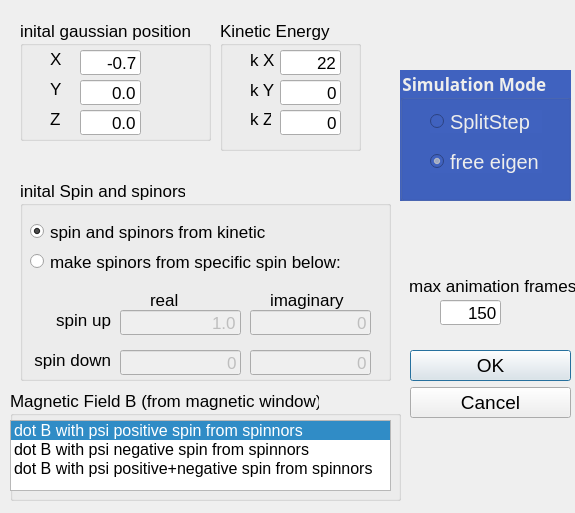
Above: dlgdirac.ui from jesusmontera/DiracMagnetic before the change. Below: the same form after it.
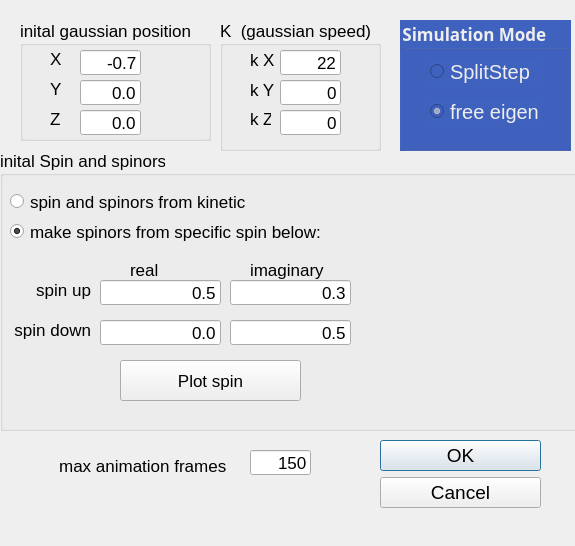
That is the form after the change.

Commit message:
corrected spin expected value
corrected spin expected value and added preview of 3d specific spin in Dirac dialog

The edit to the form file:
```diff
--- a/dlgdirac.ui
+++ b/dlgdirac.ui
@@ -7,7 +7,7 @@
     <x>0</x>
     <y>0</y>
     <width>575</width>
-    <height>513</height>
+    <height>546</height>
    </rect>
   </property>
   <property name="font">
@@ -21,8 +21,8 @@
   <widget class="QDialogButtonBox" name="buttonBox">
    <property name="geometry">
     <rect>
-     <x>410</x>
-     <y>350</y>
+     <x>380</x>
+     <y>440</y>
      <width>161</width>
      <height>81</height>
     </rect>
@@ -153,7 +153,7 @@
     <rect>
      <x>220</x>
      <y>20</y>
-     <width>141</width>
+     <width>161</width>
      <height>131</height>
     </rect>
    </property>
@@ -161,7 +161,7 @@
     <string>&lt;html&gt;&lt;head/&gt;&lt;body&gt;&lt;p&gt;momentum(speed) is &lt;/p&gt;&lt;p&gt;p = k*2*pi / L&lt;/p&gt;&lt;/body&gt;&lt;/html&gt;</string>
    </property>
    <property name="title">
-    <string>Kinetic Energy</string>
+    <string>K  (gaussian speed)</string>
    </property>
    <widget class="QLabel" name="label_4">
     <property name="geometry">
@@ -254,10 +254,10 @@
   <widget class="QGroupBox" name="groupBoxSpin">
    <property name="geometry">
     <rect>
-     <x>20</x>
-     <y>180</y>
-     <width>371</width>
-     <height>201</height>
+     <x>0</x>
+     <y>150</y>
+     <width>581</width>
+     <height>281</height>
     </rect>
    </property>
    <property name="title">
@@ -279,7 +279,7 @@
      <string>spin and spinors from kinetic</string>
     </property>
     <property name="checked">
-     <bool>true</bool>
+     <bool>false</bool>
     </property>
    </widget>
    <widget class="QRadioButton" name="opcspin1">
@@ -297,10 +297,13 @@
     <property name="text">
      <string>make spinors from specific spin below:</string>
     </property>
+    <property name="checked">
+     <bool>true</bool>
+    </property>
    </widget>
    <widget class="QLineEdit" name="txspinupreal">
     <property name="enabled">
-     <bool>false</bool>
+     <bool>true</bool>
     </property>
     <property name="geometry">
      <rect>
@@ -311,7 +314,7 @@
      </rect>
     </property>
     <property name="text">
-     <string>1.0</string>
+     <string>0.5</string>
     </property>
     <property name="alignment">
      <set>Qt::AlignRight|Qt::AlignTrailing|Qt::AlignVCenter</set>
@@ -335,7 +338,7 @@
    </widget>
    <widget class="QLineEdit" name="txspinupimag">
     <property name="enabled">
-     <bool>false</bool>
+     <bool>true</bool>
     </property>
     <property name="geometry">
      <rect>
@@ -346,7 +349,7 @@
      </rect>
     </property>
     <property name="text">
-     <string>0</string>
+     <string>0.3</string>
     </property>
     <property name="alignment">
      <set>Qt::AlignRight|Qt::AlignTrailing|Qt::AlignVCenter</set>
@@ -383,7 +386,7 @@
    </widget>
    <widget class="QLineEdit" name="txspindownreal">
     <property name="enabled">
-     <bool>false</bool>
+     <bool>true</bool>
     </property>
     <property name="geometry">
      <rect>
@@ -394,7 +397,7 @@
      </rect>
     </property>
     <property name="text">
-     <string>0</string>
+     <string>0.0</string>
     </property>
     <property name="alignment">
      <set>Qt::AlignRight|Qt::AlignTrailing|Qt::AlignVCenter</set>
@@ -421,7 +424,7 @@
    </widget>
    <widget class="QLineEdit" name="txspindownimag">
     <property name="enabled">
-     <bool>false</bool>
+     <bool>true</bool>
     </property>
     <property name="geometry">
      <rect>
@@ -432,99 +435,48 @@
      </rect>
     </property>
     <property name="text">
-     <string>0</string>
+     <string>0.5</string>
     </property>
     <property name="alignment">
      <set>Qt::AlignRight|Qt::AlignTrailing|Qt::AlignVCenter</set>
     </property>
    </widget>
-  </widget>
-  <widget class="QLabel" name="label_12">
-   <property name="geometry">
-    <rect>
-     <x>400</x>
-     <y>270</y>
-     <width>181</width>
-     <height>31</height>
-    </rect>
-   </property>
-   <property name="text">
-    <string>max animation frames </string>
-   </property>
-   <property name="alignment">
-    <set>Qt::AlignRight|Qt::AlignTrailing|Qt::AlignVCenter</set>
-   </property>
-  </widget>
-  <widget class="QLineEdit" name="txMaxSteps">
-   <property name="geometry">
-    <rect>
-     <x>440</x>
-     <y>300</y>
-     <width>61</width>
-     <height>25</height>
-    </rect>
-   </property>
-   <property name="toolTip">
-    <string>&lt;html&gt;&lt;head/&gt;&lt;body&gt;&lt;p&gt;max numer of frames animation ( you can stop before )&lt;/p&gt;&lt;/body&gt;&lt;/html&gt;</string>
-   </property>
-   <property name="text">
-    <string>150</string>
-   </property>
-   <property name="alignment">
-    <set>Qt::AlignRight|Qt::AlignTrailing|Qt::AlignVCenter</set>
-   </property>
-  </widget>
-  <widget class="QGroupBox" name="groupBox">
-   <property name="geometry">
-    <rect>
-     <x>10</x>
-     <y>390</y>
-     <width>391</width>
-     <height>111</height>
-    </rect>
-   </property>
-   <property name="title">
-    <string>Magnetic Field B (from magnetic window)</string>
-   </property>
-   <widget class="QListWidget" name="listBspin">
+   <widget class="QPushButton" name="btPlotSpin">
+    <property name="enabled">
+     <bool>true</bool>
+    </property>
     <property name="geometry">
      <rect>
-      <x>0</x>
-      <y>30</y>
-      <width>381</width>
-      <height>71</height>
+      <x>120</x>
+      <y>210</y>
+      <width>181</width>
+      <height>41</height>
      </rect>
     </property>
-    <property name="font">
-     <font>
-      <pointsize>12</pointsize>
-     </font>
+    <property name="toolTip">
+     <string>&lt;html&gt;&lt;head/&gt;&lt;body&gt;&lt;p&gt;renders the spin normalized with OpenGL in the small window at the right&lt;/p&gt;&lt;/body&gt;&lt;/html&gt;</string>
     </property>
-    <property name="currentRow">
-     <number>0</number>
+    <property name="text">
+     <string>Plot spin</string>
     </property>
-    <item>
-     <property name="text">
-      <string>dot B with psi positive spin from spinnors</string>
-     </property>
-    </item>
-    <item>
-     <property name="text">
-      <string>dot B with psi negative spin from spinnors</string>
-     </property>
-    </item>
-    <item>
-     <property name="text">
-      <string>dot B with psi positive+negative spin from spinnors</string>
-     </property>
-    </item>
+   </widget>
+   <widget class="QWidget" name="verticalLayoutWidget">
+    <property name="geometry">
+     <rect>
+      <x>380</x>
+      <y>50</y>
+      <width>191</width>
+      <height>201</height>
+     </rect>
+    </property>
+    <layout class="QVBoxLayout" name="oglblochlayout"/>
    </widget>
   </widget>
   <widget class="QGroupBox" name="groupBox_2">
    <property name="geometry">
     <rect>
      <x>400</x>
-     <y>70</y>
+     <y>20</y>
      <width>171</width>
      <height>131</height>
     </rect>
@@ -584,6 +536,41 @@
     </property>
    </widget>
   </widget>
+  <widget class="QLabel" name="label_12">
+   <property name="geometry">
+    <rect>
+     <x>50</x>
+     <y>450</y>
+     <width>181</width>
+     <height>31</height>
+    </rect>
+   </property>
+   <property name="text">
+    <string>max animation frames </string>
+   </property>
+   <property name="alignment">
+    <set>Qt::AlignRight|Qt::AlignTrailing|Qt::AlignVCenter</set>
+   </property>
+  </widget>
+  <widget class="QLineEdit" name="txMaxSteps">
+   <property name="geometry">
+    <rect>
+     <x>250</x>
+     <y>450</y>
+     <width>61</width>
+     <height>25</height>
+    </rect>
+   </property>
+   <property name="toolTip">
+    <string>&lt;html&gt;&lt;head/&gt;&lt;body&gt;&lt;p&gt;max numer of frames animation ( you can stop before )&lt;/p&gt;&lt;/body&gt;&lt;/html&gt;</string>
+   </property>
+   <property name="text">
+    <string>150</string>
+   </property>
+   <property name="alignment">
+    <set>Qt::AlignRight|Qt::AlignTrailing|Qt::AlignVCenter</set>
+   </property>
+  </widget>
  </widget>
  <resources/>
  <connections>
```
Left out of the diff: 20 changed lines with no effect on the pictures. The commit also changes 10 other files.
